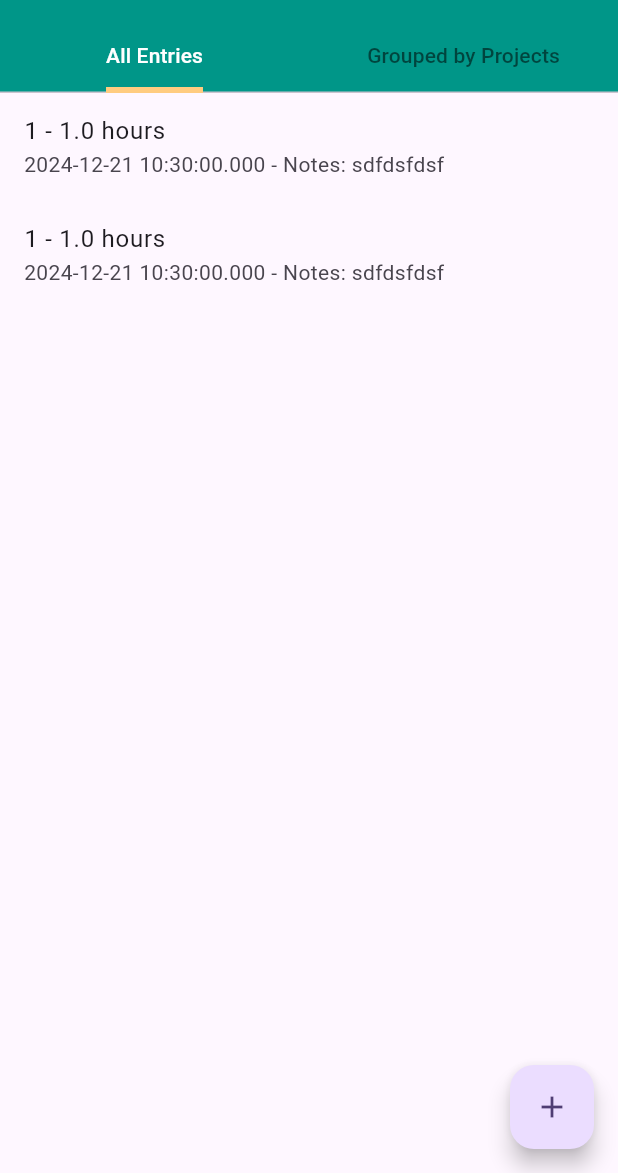
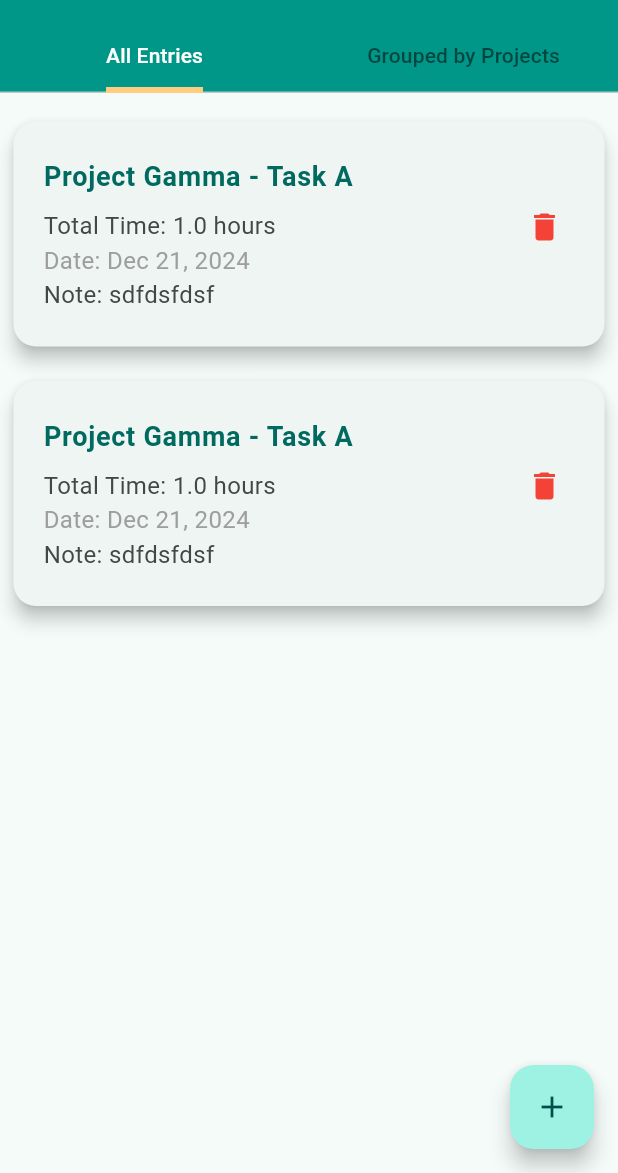
Before and after one commit to BadieF9/Time_Tracker, a Flutter app: the screen it shows after launch, on a phone screen of 412 x 824 dp, the part 63-1236 px from its top. Run offline on Flutter 3.47's test engine with Material 3 defaults, Android fonts, the phone set to English and light mode, and no system bars; our stand-ins replace localstorage.

Commit message:
Home page all_entries tab design implemented

```diff
--- a/lib/add_time_entry_screen.dart
+++ b/lib/add_time_entry_screen.dart
@@ -4,7 +4,8 @@ import 'package:time_tracker/providers/time_entry_provider.dart';
 import 'models/time_entry.dart';
 
 class AddTimeEntryScreen extends StatefulWidget {
-  const AddTimeEntryScreen({super.key});
+  final TimeEntry? timeEntry;
+  const AddTimeEntryScreen({super.key, this.timeEntry});
 
   @override
   _AddTimeEntryScreenState createState() => _AddTimeEntryScreenState();
--- a/lib/home_screen.dart
+++ b/lib/home_screen.dart
@@ -1,7 +1,9 @@
 import 'package:flutter/material.dart';
+import 'package:intl/intl.dart';
 import 'package:provider/provider.dart';
 import 'package:time_tracker/add_time_entry_screen.dart';
 import 'package:time_tracker/project_task_management_screen.dart';
+import 'package:time_tracker/providers/project_task_provider.dart';
 import 'providers/time_entry_provider.dart';
 
 class HomeScreen extends StatefulWidget {
@@ -90,24 +92,9 @@ class _HomeScreenState extends State<HomeScreen>
           ],
         ),
       ),
-      body: Consumer<TimeEntryProvider>(
-        builder: (context, provider, child) {
-          return ListView.builder(
-            itemCount: provider.entries.length,
-            itemBuilder: (context, index) {
-              final entry = provider.entries[index];
-              return ListTile(
-                title: Text('${entry.projectId} - ${entry.totalTime} hours'),
-                subtitle:
-                    Text('${entry.date.toString()} - Notes: ${entry.notes}'),
-                onTap: () {
-                  // This could open a detailed view or edit screen
-                },
-              );
-            },
-          );
-        },
-      ),
+      body: TabBarView(
+          controller: _tabController,
+          children: const [AllEntriesScreen(), GroupedByProjectsScreen()]),
       floatingActionButton: FloatingActionButton(
         onPressed: () {
           // Navigate to the screen to add a new time entry
@@ -122,3 +109,112 @@ class _HomeScreenState extends State<HomeScreen>
     );
   }
 }
+
+class AllEntriesScreen extends StatelessWidget {
+  const AllEntriesScreen({super.key});
+
+  @override
+  Widget build(BuildContext context) {
+    final theme = Theme.of(context);
+    final timeEntryProvider = Provider.of<TimeEntryProvider>(context);
+
+    return Padding(
+        padding: const EdgeInsets.fromLTRB(5, 15, 5, 15),
+        child: ListView.builder(
+          itemCount: timeEntryProvider.entries.length,
+          itemBuilder: (context, index) {
+            final entry = timeEntryProvider.entries[index];
+            return Padding(
+                padding: const EdgeInsets.only(bottom: 15),
+                child: Card(
+                  elevation: 5,
+                  shape: RoundedRectangleBorder(
+                    borderRadius: BorderRadius.circular(15),
+                  ),
+                  child: Padding(
+                      padding: const EdgeInsets.fromLTRB(4, 15, 4, 15),
+                      child: ListTile(
+                        title: Text(
+                          "Project Gamma - Task A",
+                          style: TextStyle(
+                            fontSize: 18,
+                            color: theme.colorScheme.primary,
+                            fontWeight: FontWeight.w600,
+                          ),
+                        ),
+                        // title: Text(
+                        //   '${projectTaskProvider.getProjectById(entry.projectId)?.name} - \$${projectTaskProvider.getTaskById(entry.taskId)?.name}',
+                        //   style: const TextStyle(fontSize: 20),
+                        // ),
+                        subtitle: Padding(
+                          padding: const EdgeInsets.only(top: 8),
+                          child: Row(
+                            mainAxisAlignment: MainAxisAlignment.spaceBetween,
+                            crossAxisAlignment: CrossAxisAlignment.start,
+                            children: [
+                              Column(
+                                crossAxisAlignment: CrossAxisAlignment.start,
+                                children: [
+                                  Text(
+                                    'Total Time: ${entry.totalTime} hours',
+                                    style: const TextStyle(fontSize: 16),
+                                  ),
+                                  Text(
+                                    'Date: ${DateFormat('MMM dd, yyyy').format(entry.date)}',
+                                    style: const TextStyle(
+                                        fontSize: 16, color: Colors.grey),
+                                  ),
+                                  Text(
+                                    'Note: ${entry.notes}',
+                                    style: const TextStyle(fontSize: 16),
+                                  )
+                                ],
+                              ),
+                              const Icon(
+                                Icons.delete,
+                                color: Colors.red,
+                              )
+                            ],
+                          ),
+                        ),
+                        onTap: () {
+                          Navigator.push(
+                            context,
+                            MaterialPageRoute(
+                              builder: (context) =>
+                                  AddTimeEntryScreen(timeEntry: entry),
+                            ),
+                          );
+                        },
+                      )),
+                ));
+          },
+        ));
+  }
+}
+
+class GroupedByProjectsScreen extends StatelessWidget {
+  const GroupedByProjectsScreen({super.key});
+
+  @override
+  Widget build(BuildContext context) {
+    return Consumer<TimeEntryProvider>(builder: (context, provider, child) {
+      return ListView.builder(
+        itemCount: provider.entries.length,
+        itemBuilder: (context, index) {
+          final entry = provider.entries[index];
+          return ListTile(
+            title: Text(
+              '${entry.projectId} - ${entry.totalTime} hours',
+              style: const TextStyle(color: Colors.teal),
+            ),
+            subtitle: Text('${entry.date.toString()} - Notes: ${entry.notes}'),
+            onTap: () {
+              // This could open a detailed view or edit screen
+            },
+          );
+        },
+      );
+    });
+  }
+}
--- a/lib/main.dart
+++ b/lib/main.dart
@@ -29,7 +29,7 @@ class MyApp extends StatelessWidget {
         child: MaterialApp(
           title: 'Time Tracker',
           theme: ThemeData(
-            colorScheme: ColorScheme.fromSeed(seedColor: Colors.deepPurple),
+            colorScheme: ColorScheme.fromSeed(seedColor: Colors.teal),
             appBarTheme: const AppBarTheme(
                 centerTitle: true,
                 backgroundColor: Colors.teal,
```
